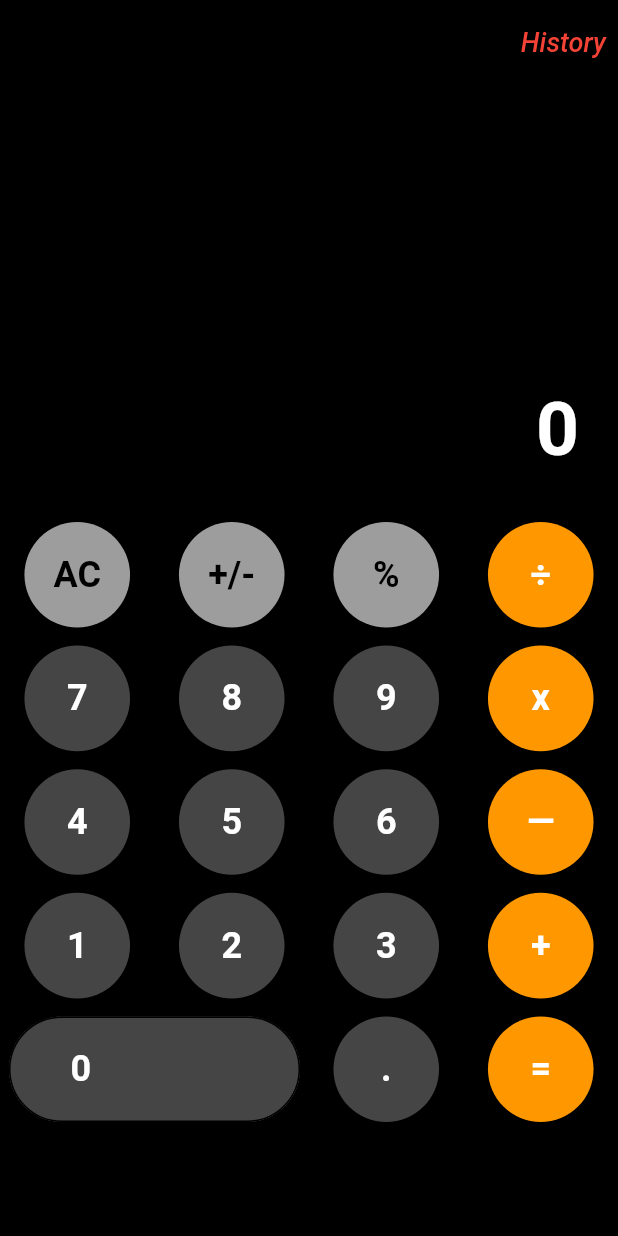
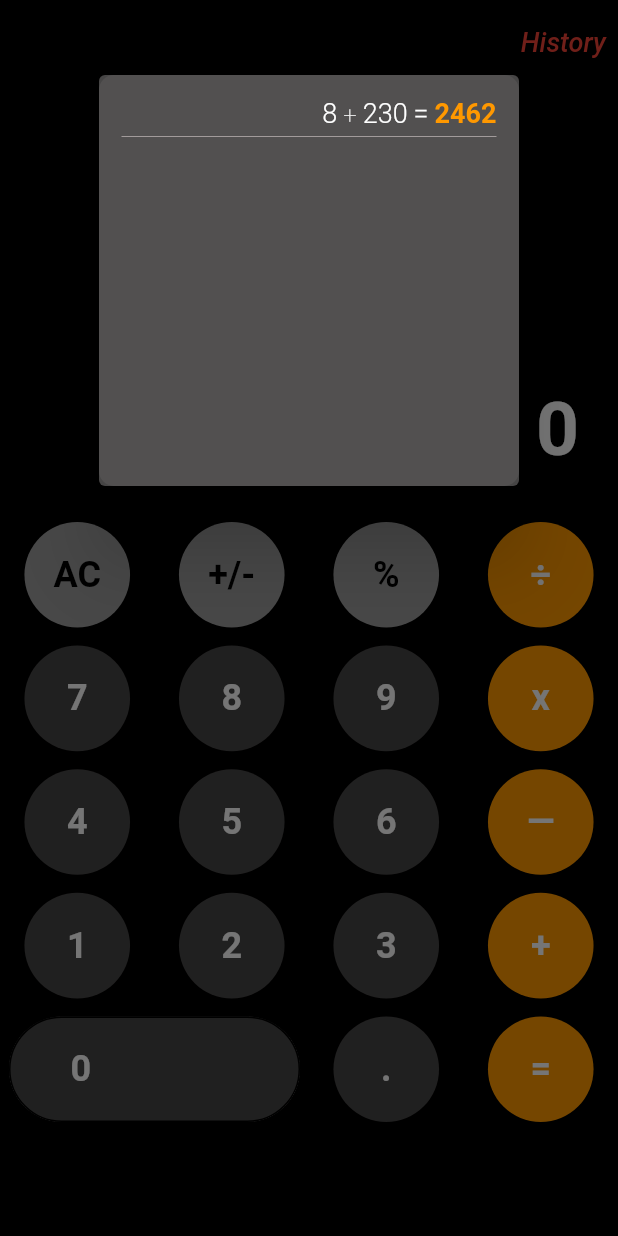
Before and after one commit to victor-komolafe/My_iphone_calcluator, a Flutter app: the screen it shows after launch, after a tap on "History", on a phone screen of 412 x 824 dp. Run offline on Flutter 3.47's test engine with Material 2 defaults, Android fonts, the phone set to English and light mode, and no system bars.

Commit message:
Added history impelementation. about to store to local database

```diff
--- a/lib/calculator_screen.dart
+++ b/lib/calculator_screen.dart
@@ -1,6 +1,7 @@
 import 'package:flutter/material.dart';
 import 'package:my_calculator_flutter/button_values.dart';
 import 'package:intl/intl.dart';
+import 'package:my_calculator_flutter/util/dialog_box.dart';
 import 'dart:math';
 
 import 'package:my_calculator_flutter/util/number_format.dart';
@@ -13,6 +14,44 @@ class CalculatorScreen extends StatefulWidget {
 }
 
 class _CalculatorScreenState extends State<CalculatorScreen> {
+  List<dynamic>? historyOutput = [
+    ["8", "+", "230", "2462"],
+    // ["234", "*", "457", "32155"],
+    // ["10", "x", "10", "100"]
+  ];
+
+  // String formattedNumber1 = afg.customFormatter.format(formattedIntNumber1);
+  late String toStoreOperand;
+  late String
+      toStoreFormattedNumber1; //variables to store in historyOutput List
+  late String toStoreFormattedNumber2;
+  late String toStoreFormattedResult;
+
+  void updateHistory() {
+    //func to store values to put in historyOutput
+    // historyOutput!.add([value]);
+    //need to create four variables to the num1, num2, operand, and result
+    toStoreFormattedNumber1 = afg.StoredformattedNumber1;
+    toStoreFormattedNumber2 = afg.StoredformattedNumber2;
+    toStoreOperand = operand;
+    if (isAlreadyCalculated) {
+      toStoreFormattedResult = afg.StoredformattedResult;
+    }
+    // toStoreOperand = afg.formattedNumber;
+
+    print(
+        'Historry nums are \n Num1: $toStoreFormattedNumber1 \n $toStoreOperand '
+        'Operand: $toStoreOperand \n Num2: $toStoreFormattedNumber2 \n Result: $toStoreFormattedResult ');
+
+    historyOutput?.add([
+      toStoreFormattedNumber1,
+      toStoreOperand,
+      toStoreFormattedNumber2,
+      toStoreFormattedResult
+    ]);
+    historyOutput = historyOutput?.reversed.toList();
+  }
+
   String number1 = ""; //  has values one variables .0-9
   String operand = ""; // hvalues + - % /
   String number2 = ""; //values . 0-9
@@ -152,6 +191,22 @@ class _CalculatorScreenState extends State<CalculatorScreen> {
 
     //             number2.isNotEmpty &&)
 
+    // if ("$number1$operand$number2".isEmpty) {
+    //   return '0';
+    // } else if (("$number1$operand".isNotEmpty &&
+    //     number2.isNotEmpty &&
+    //     ((isCalculatedMoreThanOnce == false && operandIsChanged == false)))) {
+    //   if ((numberIsBool(number2) == false)) {
+    //     return afg.customFormatter.format(formattedIntNumber2);
+    //   } else if ((numberIsBool(number2) == true)) {
+    //     if (number2.endsWith('.')) {
+    //       return formattedOutputNum2;
+    //     } else {
+    //       return afg.customFormatter.format(formatDoubleNumber2);
+    //     }
+    //   }
+    // }
+
     return "$number1$operand$number2".isEmpty
         ? "0"
         : ("$number1$operand".isNotEmpty &&
@@ -160,17 +215,20 @@ class _CalculatorScreenState extends State<CalculatorScreen> {
                     operandIsChanged == false)))
             ? (numberIsBool(number2) == false)
                 // ? outputValueFormatter.format(formattedIntNumber2)
-                ? afg.customFormatter.format(formattedIntNumber2)
+
+                // ? afg.customFormatter.format(formattedIntNumber2)
+                // ? afg.setFormattedValue(formattedIntNumber2)
+                ? afg.setFormattedValueNum2(formattedIntNumber2)
                 : (numberIsBool(number2) == true)
                     ? number2.endsWith('.')
                         ? formattedOutputNum2 //uses direct value of number1
                         // : outputValueFormatter.format(formatDoubleNumber2)
-                        : afg.customFormatter.format(formatDoubleNumber2)
+                        : afg.setFormattedValueNum2(formatDoubleNumber2)
 
                     // ? outputValueFormatter.format(formatDoubleNumber2)
                     // ? number2
                     : (numberIsBool(number1) == false)
-                        ? afg.customFormatter.format(formattedIntNumber1)
+                        ? afg.setFormattedValueNum1(formattedIntNumber1)
                         // ? outputValueFormatter.format(formattedIntNumber1)
                         : double.parse((outputValueFormatter
                                 .format(formatDoubleNumber1)))
@@ -179,10 +237,10 @@ class _CalculatorScreenState extends State<CalculatorScreen> {
                 ? number1.endsWith('.')
                     ? formattedOutputNum1 //uses direct value of number1
                     // : outputValueFormatter.format(formatDoubleNumber1)
-                    : afg.customFormatter.format(formatDoubleNumber1)
+                    : afg.setFormattedValueNum1(formatDoubleNumber1)
                 // : outputValueFormatter
                 //     .format(formattedIntNumber1); //value for if bool
-                : afg.customFormatter.format(formattedIntNumber1);
+                : afg.setFormattedValueNum1(formattedIntNumber1);
 
     // ? formattedOutputNum1
     // : outputValueFormatter.format(formattedIntNumber1);
@@ -202,12 +260,20 @@ class _CalculatorScreenState extends State<CalculatorScreen> {
     double _initialX = 0.0;
     double _currentX = 0.0;
 
+    void showPopUp() {
+      showDialog(
+          context: context,
+          builder: (context) {
+            return Dialogbox(historyOutput: historyOutput);
+          });
+    }
+
     return Scaffold(
       appBar: AppBar(
         backgroundColor: Colors.black,
         actions: [
           TextButton(
-              onPressed: () {},
+              onPressed: showPopUp,
               child: Text(
                 'History',
                 style: TextStyle(
@@ -559,8 +625,20 @@ class _CalculatorScreenState extends State<CalculatorScreen> {
       // operand = "";
 
       print("calculated num1: $number1");
+      // afg.setFormattedValue(number1);
 
       // number1 =
+    });
+    // afg.setFormattedValueNum1(formattedIntNumber1);
+
+    //algorithm to Store valaue of Result of operations to History
+    if (numberIsBool(result.toString()) == true) {
+      afg.setFormattedValueResult(result);
+    }
+    //updateHistory(); //initializes/updates  the values of variables to be stored
+
+    setState(() {
+      updateHistory(); //initializes/updates  the values of variables to be stored
     });
   }
 
--- /dev/null
+++ b/lib/util/dialog_box.dart
@@ -0,0 +1,40 @@
+// import 'dart:html';
+
+import 'package:flutter/material.dart';
+import 'package:my_calculator_flutter/util/single_history.dart';
+
+//Pop up for Hisotry Barr when pressed
+
+class Dialogbox extends StatelessWidget {
+  final List<dynamic>? historyOutput;
+
+  Dialogbox({super.key, required this.historyOutput});
+
+  @override
+  Widget build(BuildContext context) {
+    return AlertDialog(
+      insetPadding: EdgeInsets.fromLTRB(50, 50, 50, 500),
+      clipBehavior: Clip.hardEdge,
+      backgroundColor: const Color.fromARGB(91, 197, 192, 192),
+      contentPadding: EdgeInsets.all(0),
+      content: Container(
+        padding: EdgeInsets.all(10),
+        // color: Colors.grey,
+        decoration: BoxDecoration(
+          color: Color.fromARGB(91, 104, 101, 101),
+          borderRadius: BorderRadius.circular(10),
+        ),
+        // color: const Color.fromARGB(163, 246, 246, 246)),
+
+        child: ListView.builder(
+            itemCount: historyOutput?.length,
+            itemBuilder: (context, index) => histories(
+                  number1: historyOutput?[index][0],
+                  operand: historyOutput?[index][1],
+                  number2: historyOutput?[index][2],
+                  result: historyOutput?[index][3],
+                )),
+      ),
+    );
+  }
+}
--- /dev/null
+++ b/lib/util/single_history.dart
@@ -0,0 +1,118 @@
+import 'package:flutter/material.dart';
+
+class histories extends StatefulWidget {
+  String? number1 = ""; //  has values one variables .0-9
+  String? operand = ""; // hvalues + - % /
+  String? number2 = ""; //values . 0-9
+  String? result = " ";
+
+  histories({
+    super.key,
+    this.number1,
+    this.operand,
+    this.number2,
+    this.result,
+  });
+
+  @override
+  State<histories> createState() => _historiesState();
+}
+
+class _historiesState extends State<histories> {
+  @override
+  void initState() {
+    // TODO: implement initState
+    super.initState();
+  }
+
+  @override
+  Widget build(BuildContext context) {
+    return Padding(
+        padding: EdgeInsets.all(5),
+        child: Column(
+          mainAxisSize: MainAxisSize.min,
+          crossAxisAlignment: CrossAxisAlignment.end,
+          mainAxisAlignment: MainAxisAlignment.center,
+          children: [
+            Row(
+              mainAxisSize: MainAxisSize.min,
+              crossAxisAlignment: CrossAxisAlignment.end,
+              mainAxisAlignment: MainAxisAlignment.end,
+              children: [
+                Text(
+                  widget.number1!,
+                  style: TextStyle(
+                    fontSize: 18,
+                    color: Colors.white,
+                    fontWeight: FontWeight.w300,
+                    // fontStyle: FontStyle.italic,
+                  ),
+                ),
+                Padding(padding: EdgeInsets.only(right: 4)),
+                Text(
+                  widget.operand!,
+                  style: TextStyle(
+                    fontWeight: FontWeight.w100,
+                    fontSize: 16,
+                    color: Colors.white,
+
+                    // fontStyle: FontStyle.italic,
+                  ),
+                ),
+                Padding(padding: EdgeInsets.only(right: 4)),
+                Text(
+                  widget.number2!,
+                  style: TextStyle(
+                    fontSize: 18,
+                    color: Colors.white,
+                    fontWeight: FontWeight.w300,
+                    // fontStyle: FontStyle.italic,
+                  ),
+                ),
+                Padding(padding: EdgeInsets.only(right: 4)),
+                Text(
+                  '=',
+                  style: TextStyle(
+                    fontSize: 18,
+                    color: Colors.white,
+                    fontWeight: FontWeight.w300,
+                    // fontStyle: FontStyle.italic,
+                  ),
+                ),
+                Padding(padding: EdgeInsets.only(right: 4)),
+                TextButton(
+                  onPressed: () {
+                    setState(() {
+                      Navigator.pop(context);
+                    });
+                  },
+                  style: TextButton.styleFrom(
+                    minimumSize: Size.zero,
+                    tapTargetSize: MaterialTapTargetSize.shrinkWrap,
+                    padding: EdgeInsets.all(0),
+                  ),
+                  child: Text(
+                    widget.result!,
+                    style: TextStyle(
+                        fontWeight: FontWeight.bold,
+                        color: Colors.orange,
+                        fontStyle: FontStyle.normal,
+                        fontSize: 18),
+                  ),
+                ),
+                // )
+
+                // Padding(padding: EdgeInsets.fromLTRB(0, 0, 0, 0)),
+              ],
+            ),
+
+            Divider(
+              indent: 0,
+              height: 10,
+              color: Color.fromARGB(255, 162, 155, 155),
+            ),
+            // Padding(padding: EdgeInsets.only(bottom: 0)),
+          ],
+        ));
+  }
+}
--- a/pubspec.yaml
+++ b/pubspec.yaml
@@ -37,6 +37,7 @@ dependencies:
   # Use with the CupertinoIcons class for iOS style icons.
   cupertino_icons: ^1.0.2
   flutter_slidable: ^3.0.1
+  intl: ^0.18.1
 
 dev_dependencies:
   flutter_test:
@@ -49,7 +50,6 @@ dev_dependencies:
   # package. See that file for information about deactivating specific lint
   # rules and activating additional ones.
   flutter_lints: ^2.0.0
-  intl:
 
 # For information on the generic Dart part of this file, see the
 # following page: https://dart.dev/tools/pub/pubspec
```
Also changed, not shown: lib/util/history_nd_storage.dart (added, +10 -0 lines), lib/util/number_format.dart (+44 -0 lines), pubspec.lock.
